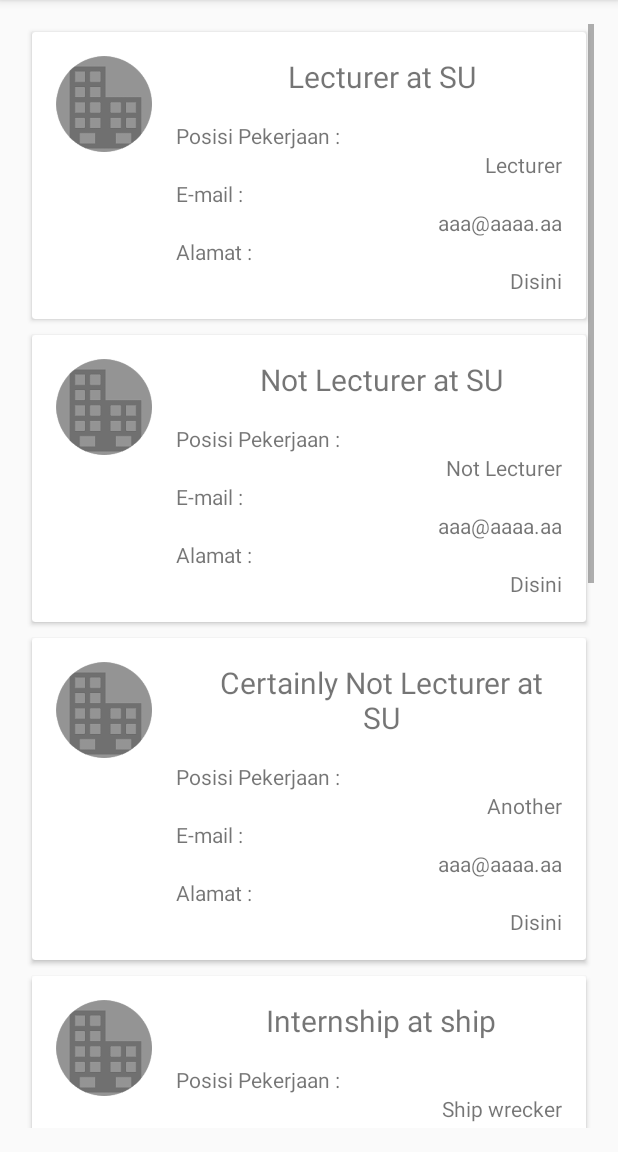
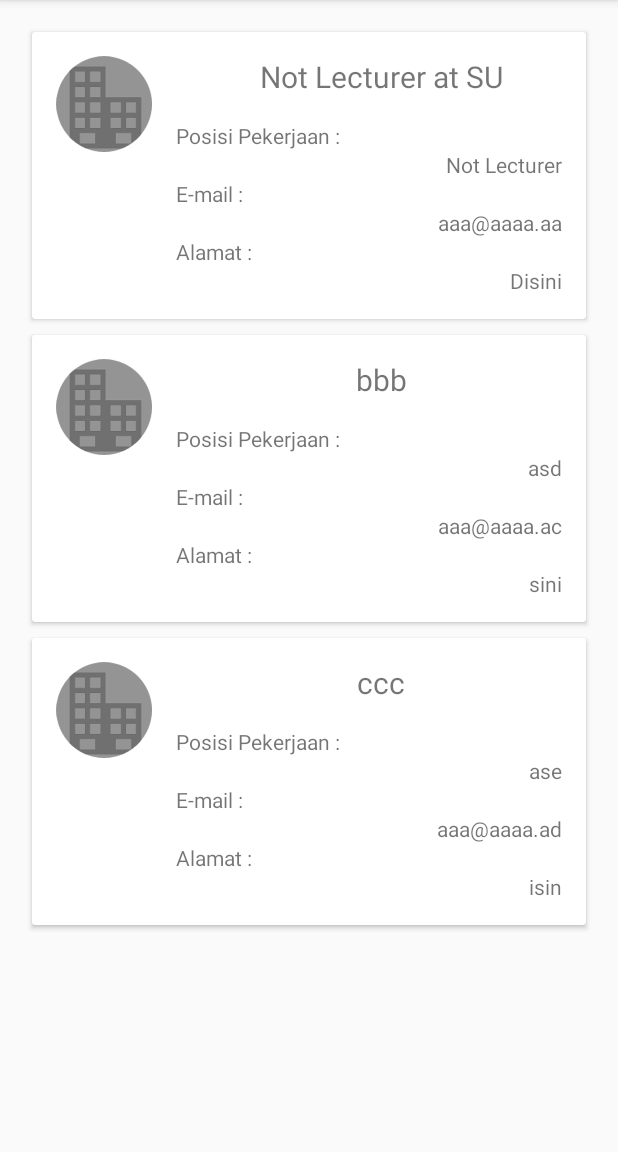
Before and after one commit to RuneXa/HCI-fluffy-octo-fiesta, an Android app: the HomeFragment screen opened directly, with no data from a screen before it, after a tap on an icon or button, on a phone screen of 412 x 824 dp, the part 84-1236 px from its top. Run offline under Robolectric (Android 15) with nearby library versions, the phone set to English and light mode, and no system bars.

Commit message:
+Fragment Notifier, improved applied job

```diff
--- a/app/src/main/java/com/runexa/hci_uas/HomeFragment.java
+++ b/app/src/main/java/com/runexa/hci_uas/HomeFragment.java
@@ -4,6 +4,7 @@ package com.runexa.hci_uas;
 import android.content.Intent;
 import android.os.Bundle;
 import android.support.v4.app.Fragment;
+import android.support.v4.app.FragmentManager;
 import android.view.LayoutInflater;
 import android.view.View;
 import android.view.ViewGroup;
@@ -17,13 +18,19 @@ import android.widget.Toast;
 public class HomeFragment extends Fragment {
 
 
+    OnHomeButtonSelected mCallBack;
+
+    public interface OnHomeButtonSelected {
+        void OnButtonSelected(int i);
+    }
+
     public HomeFragment() {
         // Required empty public constructor
     }
 
 
     @Override
-    public View onCreateView(LayoutInflater inflater, final ViewGroup container,
+    public View onCreateView(LayoutInflater inflater, ViewGroup container,
                              Bundle savedInstanceState) {
 
         View v = inflater.inflate(R.layout.fragment_home, container, false);
@@ -32,24 +39,37 @@ public class HomeFragment extends Fragment {
         ImageView list = (ImageView) v.findViewById(R.id.home_list);
         ImageView pengaturan = (ImageView) v.findViewById(R.id.home_option);
 
+        getFragmentManager().popBackStack(null, FragmentManager.POP_BACK_STACK_INCLUSIVE);
+        mCallBack = (OnHomeButtonSelected) getActivity();
+        mCallBack.OnButtonSelected(0);
+
+        final View frame = container;
+
         daftar.setOnClickListener(new View.OnClickListener() {
             @Override
             public void onClick(View v) {
-                getFragmentManager().beginTransaction().replace(container.getId(),new JobCategoryFragment()).addToBackStack(null).commit();
+                getFragmentManager().beginTransaction().replace(frame.getId(),new JobCategoryFragment()).addToBackStack(null).commit();
+                mCallBack.OnButtonSelected(1);
             }
         });
 
         cv.setOnClickListener(new View.OnClickListener() {
             @Override
             public void onClick(View v) {
-                getFragmentManager().beginTransaction().replace(container.getId(),new CVFragment()).addToBackStack(null).commit();
+                getFragmentManager().beginTransaction().replace(frame.getId(),new CVFragment()).addToBackStack(null).commit();
+                mCallBack.OnButtonSelected(2);
             }
         });
 
         list.setOnClickListener(new View.OnClickListener() {
             @Override
             public void onClick(View v) {
-                getFragmentManager().beginTransaction().replace(container.getId(),new JobListFragment()).addToBackStack(null).commit();
+                Bundle bundl = new Bundle();
+                bundl.putBoolean("AppliedOnly",true);
+                Fragment f = new JobListFragment();
+                f.setArguments(bundl);
+                getFragmentManager().beginTransaction().replace(frame.getId(),f).addToBackStack(null).commit();
+                mCallBack.OnButtonSelected(3);
             }
         });
 
--- a/app/src/main/java/com/runexa/hci_uas/JobCategoryFragment.java
+++ b/app/src/main/java/com/runexa/hci_uas/JobCategoryFragment.java
@@ -35,7 +35,11 @@ public class JobCategoryFragment extends Fragment {
         gv.setOnItemClickListener(new AdapterView.OnItemClickListener() {
             @Override
             public void onItemClick(AdapterView<?> parent, View view, int position, long id) {
-                getFragmentManager().beginTransaction().replace(frame.getId(),new JobListFragment()).addToBackStack(null).commit();
+                Bundle bundl = new Bundle();
+                bundl.putBoolean("AppliedOnly",false);
+                Fragment f = new JobListFragment();
+                f.setArguments(bundl);
+                getFragmentManager().beginTransaction().replace(frame.getId(),f).addToBackStack(null).commit();
             }
         });
 
--- a/app/src/main/java/com/runexa/hci_uas/JobListFragment.java
+++ b/app/src/main/java/com/runexa/hci_uas/JobListFragment.java
@@ -21,25 +21,27 @@ public class JobListFragment extends Fragment {
     private RecyclerView.Adapter mAdapter;
     private RecyclerView.LayoutManager mLayoutManager;
 
+    boolean appliedOnly = false;
+
     private mDataset[] myDataset = {
-            new mDataset("Lecturer at SU","Lecturer","aaa@aaaa.aa","Disini","Dicari...."),
-            new mDataset("Not Lecturer at SU","Not Lecturer","aaa@aaaa.aa","Disini",null),
-            new mDataset("Certainly Not Lecturer at SU","Another","aaa@aaaa.aa","Disini",null),
-            new mDataset("Internship at ship","Ship wrecker","aaa@aaaa.aa","Disanaaaaaaaaaaaaaaaaaaaaaaaaa",null),
-            new mDataset("aaa","asb","aaa@aaaa.ab","Di","Lorem Ipsum"),
-            new mDataset("bbb","asd","aaa@aaaa.ac","sini","blabalbalbalblablalba"),
-            new mDataset("ccc","ase","aaa@aaaa.ad","isin","ballbalbalbalab"),
-
+            new mDataset("Lecturer at SU","Lecturer","aaa@aaaa.aa","Disini","Dicari....",false),
+            new mDataset("Not Lecturer at SU","Not Lecturer","aaa@aaaa.aa","Disini",null,true),
+            new mDataset("Certainly Not Lecturer at SU","Another","aaa@aaaa.aa","Disini",null,false),
+            new mDataset("Internship at ship","Ship wrecker","aaa@aaaa.aa","Disanaaaaaaaaaaaaaaaaaaaaaaaaa",null,false),
+            new mDataset("aaa","asb","aaa@aaaa.ab","Di","Lorem Ipsum",false),
+            new mDataset("bbb","asd","aaa@aaaa.ac","sini","blabalbalbalblablalba",true),
+            new mDataset("ccc","ase","aaa@aaaa.ad","isin","ballbalbalbalab",true)
     };
 
     public JobListFragment() {
         // Required empty public constructor
     }
 
-
     @Override
     public View onCreateView(LayoutInflater inflater, ViewGroup container,
                              Bundle savedInstanceState) {
+
+        appliedOnly = getArguments().getBoolean("AppliedOnly");
 
         View v = inflater.inflate(R.layout.fragment_job_list, container, false);
 
@@ -54,7 +56,7 @@ public class JobListFragment extends Fragment {
         mRecyclerView.setLayoutManager(mLayoutManager);
 
         // specify an adapter (see also next example)
-        mAdapter = new JobListFragmentAdapter(myDataset);
+        mAdapter = new JobListFragmentAdapter(myDataset,appliedOnly);
         mRecyclerView.setAdapter(mAdapter);
 
 
--- a/app/src/main/java/com/runexa/hci_uas/JobListFragmentAdapter.java
+++ b/app/src/main/java/com/runexa/hci_uas/JobListFragmentAdapter.java
@@ -9,17 +9,37 @@ import android.view.ViewGroup;
 import android.widget.ImageView;
 import android.widget.TextView;
 
+import java.util.ArrayList;
+import java.util.LinkedList;
+import java.util.List;
+
 /**
  * Created by richi on 12/3/2016.
  */
 
 public class JobListFragmentAdapter extends RecyclerView.Adapter<JobListFragmentAdapter.ViewHolder> {
 
-   private mDataset[] mDataset;
+   private ArrayList<mDataset> mDataset;
 
     // Provide a suitable constructor (depends on the kind of dataset)
-    public JobListFragmentAdapter(mDataset[] myDataset) {
-        mDataset = myDataset;
+    public JobListFragmentAdapter(mDataset[] myDataset, boolean appliedOnly) {
+
+        mDataset = new ArrayList<mDataset>();
+
+        if(appliedOnly){
+            for (mDataset m: myDataset)
+            {
+                if(m.applied){
+                    mDataset.add(m);
+                }
+            }
+        } else {
+            for (mDataset m: myDataset)
+            {
+                mDataset.add(m);
+            }
+        }
+
     }
 
     // Create new views (invoked by the layout manager)
@@ -41,17 +61,17 @@ public class JobListFragmentAdapter extends RecyclerView.Adapter<JobListFragment
         // - get element from your dataset at this position
         // - replace the contents of the view with that element
 
-        holder.vTitle.setText(mDataset[position].title);
-        holder.vPos.setText(mDataset[position].position);
-        holder.vAddress.setText(mDataset[position].address);
-        holder.vEmail.setText(mDataset[position].email);
+        holder.vTitle.setText(mDataset.get(position).title);
+        holder.vPos.setText(mDataset.get(position).position);
+        holder.vAddress.setText(mDataset.get(position).address);
+        holder.vEmail.setText(mDataset.get(position).email);
 
         final int pos = position;
         holder.itemView.setOnClickListener(new View.OnClickListener() {
             @Override
             public void onClick(View v) {
                 Intent i = new Intent(v.getContext(), JobDescription.class);
-                i.putExtra("data",mDataset[pos]);
+                i.putExtra("data",mDataset.get(pos));
                 v.getContext().startActivity(i);
             }
         });
@@ -85,6 +105,6 @@ public class JobListFragmentAdapter extends RecyclerView.Adapter<JobListFragment
     // Return the size of your dataset (invoked by the layout manager)
     @Override
     public int getItemCount() {
-        return mDataset.length;
+        return mDataset.size();
     }
 }
--- a/app/src/main/java/com/runexa/hci_uas/MainActivity.java
+++ b/app/src/main/java/com/runexa/hci_uas/MainActivity.java
@@ -4,6 +4,7 @@ import android.content.Intent;
 import android.os.Bundle;
 import android.support.design.widget.FloatingActionButton;
 import android.support.design.widget.Snackbar;
+import android.support.v4.app.Fragment;
 import android.support.v4.app.FragmentManager;
 import android.view.View;
 import android.support.design.widget.NavigationView;
@@ -17,10 +18,11 @@ import android.view.MenuItem;
 import android.widget.Toast;
 
 public class MainActivity extends AppCompatActivity
-        implements NavigationView.OnNavigationItemSelectedListener {
+        implements NavigationView.OnNavigationItemSelectedListener, HomeFragment.OnHomeButtonSelected {
 
     FragmentManager fm = getSupportFragmentManager();
     int frame = R.id.frame_main;
+    NavigationView navigationView;
 
     @Override
     protected void onCreate(Bundle savedInstanceState) {
@@ -35,7 +37,7 @@ public class MainActivity extends AppCompatActivity
         drawer.setDrawerListener(toggle);
         toggle.syncState();
 
-        NavigationView navigationView = (NavigationView) findViewById(R.id.nav_view);
+        navigationView = (NavigationView) findViewById(R.id.nav_view);
         navigationView.setNavigationItemSelectedListener(this);
 
         navigationView.getMenu().getItem(0).setChecked(true);
@@ -92,7 +94,11 @@ public class MainActivity extends AppCompatActivity
         if (id == R.id.nav_home) {
             fm.beginTransaction().replace(frame,new HomeFragment()).addToBackStack(null).commit();
         } else if (id == R.id.nav_applied) {
-            fm.beginTransaction().replace(frame,new JobListFragment()).addToBackStack(null).commit();
+            Bundle bundl = new Bundle();
+            bundl.putBoolean("AppliedOnly",true);
+            Fragment f = new JobListFragment();
+            f.setArguments(bundl);
+            fm.beginTransaction().replace(frame,f).addToBackStack(null).commit();
         } else if (id == R.id.nav_category) {
             fm.beginTransaction().replace(frame,new JobCategoryFragment()).addToBackStack(null).commit();
         } else if (id == R.id.nav_cv) {
@@ -111,4 +117,21 @@ public class MainActivity extends AppCompatActivity
         return true;
     }
 
+    @Override
+    public void OnButtonSelected(int i) {
+        switch(i){
+            case 1 :
+                navigationView.getMenu().getItem(1).setChecked(true);
+                break;
+            case 2 :
+                navigationView.getMenu().getItem(2).setChecked(true);
+                break;
+            case 3 :
+                navigationView.getMenu().getItem(3).setChecked(true);
+                break;
+            default:
+                navigationView.getMenu().getItem(0).setChecked(true);
+                break;
+        }
+    }
 }
--- a/app/src/main/java/com/runexa/hci_uas/mDataset.java
+++ b/app/src/main/java/com/runexa/hci_uas/mDataset.java
@@ -12,13 +12,15 @@ public class mDataset implements Serializable {
     public String address;
     public String email;
     public String description;
+    public boolean applied;
 
-    public mDataset(String t, String p, String e, String a, String d) {
+    public mDataset(String t, String p, String e, String a, String d, boolean ap) {
         title = t;
         position = p;
         email = e;
         address = a;
         description = d;
+        applied = ap;
     }
 
 }
```
Also changed, not shown: app/src/main/java/com/runexa/hci_uas/JobDescription.java (+22 -1 lines).
